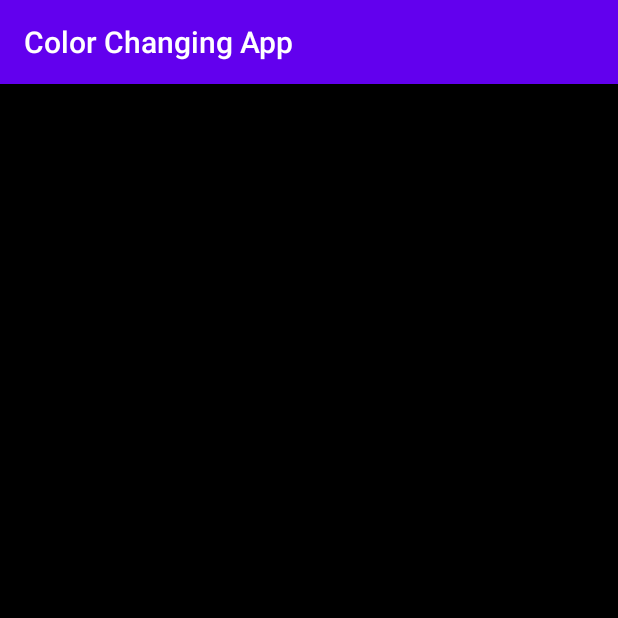
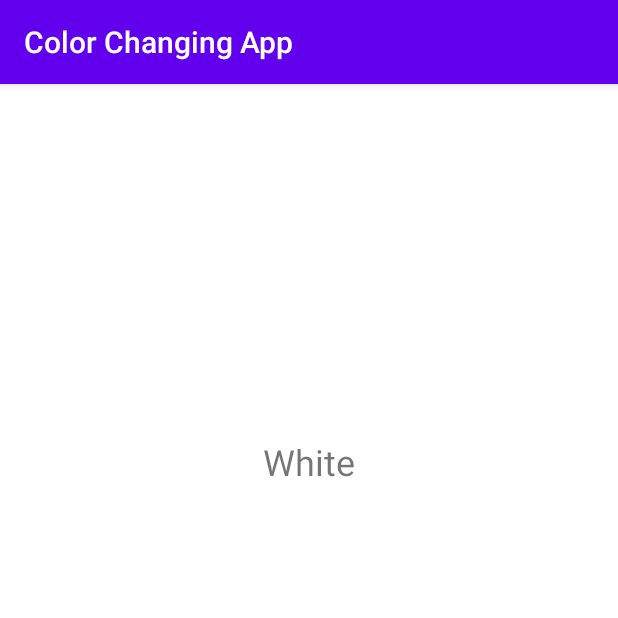
Before and after one commit to KarlSchaller/ColorChangingApp, an Android app: the screen it shows after launch (CanvasActivity), after a tap on "White", on a phone screen of 412 x 824 dp, the top half of it. Run offline under Robolectric (Android 15) with nearby library versions, the phone set to English and light mode, and no system bars.

Commit message:
implement color changing

```diff
--- a/app/src/main/java/edu/temple/colorchangingapp/CanvasActivity.java
+++ b/app/src/main/java/edu/temple/colorchangingapp/CanvasActivity.java
@@ -3,8 +3,10 @@ package edu.temple.colorchangingapp;
 import androidx.appcompat.app.AppCompatActivity;
 import androidx.constraintlayout.widget.ConstraintLayout;
 
+import android.content.Intent;
 import android.graphics.Color;
 import android.os.Bundle;
+import android.widget.TextView;
 
 public class CanvasActivity extends AppCompatActivity {
 
@@ -15,8 +17,12 @@ public class CanvasActivity extends AppCompatActivity {
         super.onCreate(savedInstanceState);
         setContentView(R.layout.activity_canvas);
 
+        Intent intent = getIntent();
+
         layout = findViewById(R.id.layout);
+        layout.setBackgroundColor(intent.getIntExtra(PaletteActivity.EXTRA_COLOR, Color.WHITE));
 
-        layout.setBackgroundColor(Color.BLACK);
+        TextView label = findViewById(R.id.label);
+        label.setText(intent.getStringExtra(PaletteActivity.EXTRA_NAME));
     }
 }
--- a/app/src/main/java/edu/temple/colorchangingapp/PaletteActivity.java
+++ b/app/src/main/java/edu/temple/colorchangingapp/PaletteActivity.java
@@ -13,6 +13,8 @@ import androidx.constraintlayout.widget.ConstraintLayout;
 
 public class PaletteActivity extends AppCompatActivity {
 
+    public static final String EXTRA_COLOR = "color";
+    public static final String EXTRA_NAME = "name";
     GridView grid;
 
     @Override
--- a/app/src/main/res/layout/activity_canvas.xml
+++ b/app/src/main/res/layout/activity_canvas.xml
@@ -1,9 +1,20 @@
 <?xml version="1.0" encoding="utf-8"?>
 <androidx.constraintlayout.widget.ConstraintLayout xmlns:android="http://schemas.android.com/apk/res/android"
+    xmlns:app="http://schemas.android.com/apk/res-auto"
     xmlns:tools="http://schemas.android.com/tools"
     android:id="@+id/layout"
     android:layout_width="match_parent"
     android:layout_height="match_parent"
     tools:context=".CanvasActivity">
 
+    <TextView
+        android:id="@+id/label"
+        android:layout_width="wrap_content"
+        android:layout_height="wrap_content"
+        android:textSize="24sp"
+        app:layout_constraintBottom_toBottomOf="parent"
+        app:layout_constraintEnd_toEndOf="parent"
+        app:layout_constraintStart_toStartOf="parent"
+        app:layout_constraintTop_toTopOf="parent"
+        app:layout_constraintVertical_bias="0.32" />
 </androidx.constraintlayout.widget.ConstraintLayout>
--- a/app/src/main/res/layout/activity_palette.xml
+++ b/app/src/main/res/layout/activity_palette.xml
@@ -2,7 +2,6 @@
 <androidx.constraintlayout.widget.ConstraintLayout xmlns:android="http://schemas.android.com/apk/res/android"
     xmlns:app="http://schemas.android.com/apk/res-auto"
     xmlns:tools="http://schemas.android.com/tools"
-    android:id="@+id/layout"
     android:layout_width="match_parent"
     android:layout_height="match_parent"
     tools:context=".PaletteActivity">
@@ -12,6 +11,7 @@
         android:layout_width="wrap_content"
         android:layout_height="wrap_content"
         android:text="@string/select_a_color"
+        android:textSize="18sp"
         app:layout_constraintBottom_toBottomOf="parent"
         app:layout_constraintLeft_toLeftOf="parent"
         app:layout_constraintRight_toRightOf="parent"
```
